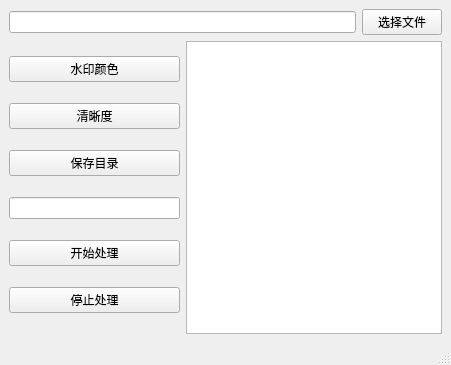
This is pdf_none.ui in TAber-W/NO-PDF-WM as Qt 5 draws it before an edit. The edited form follows.
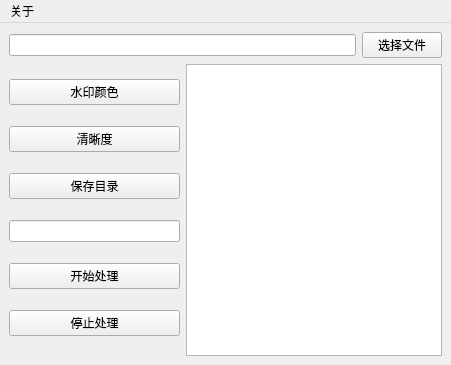
This is the edited form.

```diff
--- a/pdf_none.ui
+++ b/pdf_none.ui
@@ -84,7 +84,28 @@
     </item>
    </layout>
   </widget>
-  <widget class="QStatusBar" name="statusbar"/>
+  <widget class="QMenuBar" name="menuBar">
+   <property name="geometry">
+    <rect>
+     <x>0</x>
+     <y>0</y>
+     <width>451</width>
+     <height>24</height>
+    </rect>
+   </property>
+   <widget class="QMenu" name="menu">
+    <property name="title">
+     <string>关于</string>
+    </property>
+    <addaction name="actionbangzhu"/>
+   </widget>
+   <addaction name="menu"/>
+  </widget>
+  <action name="actionbangzhu">
+   <property name="text">
+    <string>帮助</string>
+   </property>
+  </action>
  </widget>
  <resources/>
  <connections/>
```
